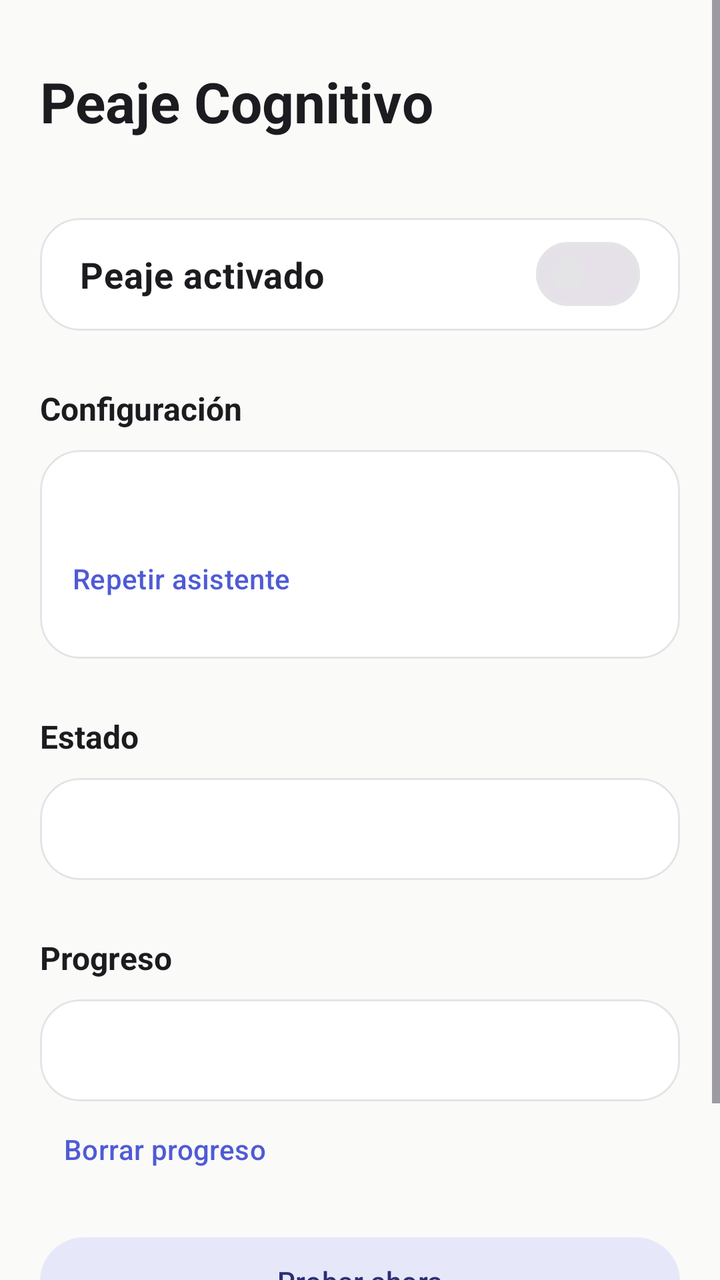
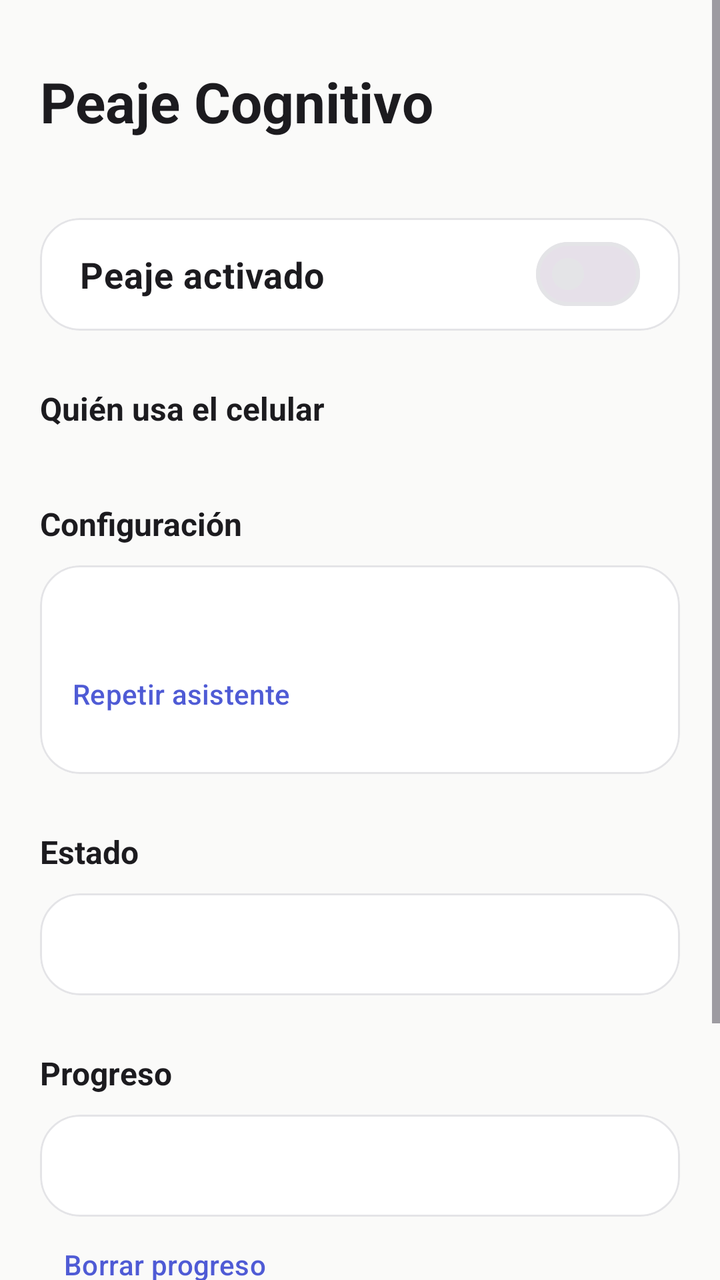

Screens rendered from an Android XML layout before and after an edit, with the pre-edit source and the edit as a unified diff.
<!-- AndroidManifest.xml: application theme Theme.PeajeCognitivo -->
<!-- res/layout/activity_main.xml -->
<?xml version="1.0" encoding="utf-8"?>
<ScrollView xmlns:android="http://schemas.android.com/apk/res/android"
    xmlns:app="http://schemas.android.com/apk/res-auto"
    android:layout_width="match_parent"
    android:layout_height="match_parent"
    android:background="@color/background"
    android:fillViewport="true">

    <LinearLayout
        android:layout_width="match_parent"
        android:layout_height="wrap_content"
        android:orientation="vertical"
        android:padding="20dp">

        
        <TextView
            android:layout_width="wrap_content"
            android:layout_height="wrap_content"
            android:layout_marginTop="12dp"
            android:text="Peaje Cognitivo"
            android:textColor="@color/text_primary"
            android:textSize="28sp"
            android:textStyle="bold" />

        <TextView
            android:id="@+id/tvVersion"
            android:layout_width="wrap_content"
            android:layout_height="wrap_content"
            android:layout_marginTop="2dp"
            android:layout_marginBottom="20dp"
            android:textColor="@color/text_hint"
            android:textSize="13sp" />

        
        <com.google.android.material.card.MaterialCardView
            style="?attr/materialCardViewOutlinedStyle"
            android:layout_width="match_parent"
            android:layout_height="wrap_content"
            app:cardBackgroundColor="@color/surface"
            app:cardCornerRadius="20dp"
            app:cardElevation="0dp"
            app:strokeColor="@color/outline"
            app:strokeWidth="1dp">

            <com.google.android.material.materialswitch.MaterialSwitch
                android:id="@+id/swActivo"
                android:layout_width="match_parent"
                android:layout_height="wrap_content"
                android:paddingHorizontal="20dp"
                android:paddingVertical="16dp"
                android:text="Peaje activado"
                android:textColor="@color/text_primary"
                android:textSize="18sp"
                android:textStyle="bold" />
        </com.google.android.material.card.MaterialCardView>

        
        <TextView
            style="@style/Text.Section"
            android:layout_width="wrap_content"
            android:layout_height="wrap_content"
            android:layout_marginTop="28dp"
            android:text="Configuración" />

        <com.google.android.material.card.MaterialCardView
            style="?attr/materialCardViewOutlinedStyle"
            android:layout_width="match_parent"
            android:layout_height="wrap_content"
            android:layout_marginTop="10dp"
            app:cardBackgroundColor="@color/surface"
            app:cardCornerRadius="20dp"
            app:cardElevation="0dp"
            app:strokeColor="@color/outline"
            app:strokeWidth="1dp">

            <LinearLayout
                android:layout_width="match_parent"
                android:layout_height="wrap_content"
                android:orientation="vertical"
                android:padding="16dp">

                <TextView
                    android:id="@+id/tvResumen"
                    android:layout_width="match_parent"
                    android:layout_height="wrap_content"
                    android:lineSpacingMultiplier="1.3"
                    android:textColor="@color/text_primary"
                    android:textSize="15sp" />

                <com.google.android.material.button.MaterialButton
                    android:id="@+id/btnAsistente"
                    style="@style/Widget.Material3.Button.TextButton"
                    android:layout_width="wrap_content"
                    android:layout_height="wrap_content"
                    android:layout_marginStart="-12dp"
                    android:layout_marginTop="4dp"
                    android:text="Repetir asistente" />
            </LinearLayout>
        </com.google.android.material.card.MaterialCardView>

        
        <TextView
            style="@style/Text.Section"
            android:layout_width="wrap_content"
            android:layout_height="wrap_content"
            android:layout_marginTop="28dp"
            android:text="Estado" />

        <com.google.android.material.card.MaterialCardView
            style="?attr/materialCardViewOutlinedStyle"
            android:layout_width="match_parent"
            android:layout_height="wrap_content"
            android:layout_marginTop="10dp"
            app:cardBackgroundColor="@color/surface"
            app:cardCornerRadius="20dp"
            app:cardElevation="0dp"
            app:strokeColor="@color/outline"
            app:strokeWidth="1dp">

            <TextView
                android:id="@+id/tvEstado"
                android:layout_width="match_parent"
                android:layout_height="wrap_content"
                android:lineSpacingMultiplier="1.25"
                android:padding="16dp"
                android:textColor="@color/text_secondary"
                android:textSize="14sp" />
        </com.google.android.material.card.MaterialCardView>

        
        <TextView
            style="@style/Text.Section"
            android:layout_width="wrap_content"
            android:layout_height="wrap_content"
            android:layout_marginTop="28dp"
            android:text="Progreso" />

        <com.google.android.material.card.MaterialCardView
            style="?attr/materialCardViewOutlinedStyle"
            android:layout_width="match_parent"
            android:layout_height="wrap_content"
            android:layout_marginTop="10dp"
            app:cardBackgroundColor="@color/surface"
            app:cardCornerRadius="20dp"
            app:cardElevation="0dp"
            app:strokeColor="@color/outline"
            app:strokeWidth="1dp">

            <TextView
                android:id="@+id/tvHistorial"
                android:layout_width="match_parent"
                android:layout_height="wrap_content"
                android:lineSpacingMultiplier="1.25"
                android:padding="16dp"
                android:textColor="@color/text_secondary"
                android:textSize="14sp" />
        </com.google.android.material.card.MaterialCardView>

        <com.google.android.material.button.MaterialButton
            android:id="@+id/btnBorrarHistorial"
            style="@style/Widget.Material3.Button.TextButton"
            android:layout_width="wrap_content"
            android:layout_height="wrap_content"
            android:text="Borrar progreso" />

        <com.google.android.material.button.MaterialButton
            android:id="@+id/btnTestOverlay"
            style="@style/Widget.Material3.Button.TonalButton"
            android:layout_width="match_parent"
            android:layout_height="wrap_content"
            android:layout_marginTop="16dp"
            android:minHeight="52dp"
            android:text="Probar ahora" />

        <com.google.android.material.button.MaterialButton
            android:id="@+id/btnMasAjustes"
            style="@style/Widget.Material3.Button.TextButton"
            android:layout_width="match_parent"
            android:layout_height="wrap_content"
            android:layout_marginTop="8dp"
            android:text="Más ajustes" />

        <LinearLayout
            android:id="@+id/llAvanzado"
            android:layout_width="match_parent"
            android:layout_height="wrap_content"
            android:orientation="vertical"
            android:visibility="gone">

        
        <TextView
            style="@style/Text.Section"
            android:layout_width="wrap_content"
            android:layout_height="wrap_content"
            android:layout_marginTop="28dp"
            android:text="Permisos" />

        <com.google.android.material.button.MaterialButton
            android:id="@+id/btnEnableOverlay"
            style="@style/Widget.Material3.Button.OutlinedButton"
            android:layout_width="match_parent"
            android:layout_height="wrap_content"
            android:layout_marginTop="10dp"
            android:minHeight="52dp"
            android:text="Dibujar sobre otras apps" />

        <com.google.android.material.button.MaterialButton
            android:id="@+id/btnUsoPermiso"
            style="@style/Widget.Material3.Button.OutlinedButton"
            android:layout_width="match_parent"
            android:layout_height="wrap_content"
            android:layout_marginTop="8dp"
            android:minHeight="52dp"
            android:text="Acceso a datos de uso" />

        
        <TextView
            style="@style/Text.Section"
            android:layout_width="wrap_content"
            android:layout_height="wrap_content"
            android:layout_marginTop="28dp"
            android:text="Apps vigiladas" />

        <com.google.android.material.chip.ChipGroup
            android:layout_width="match_parent"
            android:layout_height="wrap_content"
            android:layout_marginTop="8dp">

            <com.google.android.material.chip.Chip
                android:id="@+id/chAppYoutube"
                android:layout_width="wrap_content"
                android:layout_height="wrap_content"
                android:checkable="true"
                android:text="YouTube" />

            <com.google.android.material.chip.Chip
                android:id="@+id/chAppYoutubeKids"
                android:layout_width="wrap_content"
                android:layout_height="wrap_content"
                android:checkable="true"
                android:text="YouTube Kids" />

            <com.google.android.material.chip.Chip
                android:id="@+id/chAppTiktok"
                android:layout_width="wrap_content"
                android:layout_height="wrap_content"
                android:checkable="true"
                android:text="TikTok" />

            <com.google.android.material.chip.Chip
                android:id="@+id/chAppInstagram"
                android:layout_width="wrap_content"
                android:layout_height="wrap_content"
                android:checkable="true"
                android:text="Instagram" />
        </com.google.android.material.chip.ChipGroup>

        <TextView
            style="@style/Text.Caption"
            android:layout_width="wrap_content"
            android:layout_height="wrap_content"
            android:layout_marginTop="2dp"
            android:text="El ejercicio aparece sobre las apps marcadas." />

        
        <TextView
            style="@style/Text.Section"
            android:layout_width="wrap_content"
            android:layout_height="wrap_content"
            android:layout_marginTop="28dp"
            android:text="Tiempo entre ejercicios" />

        <LinearLayout
            android:layout_width="match_parent"
            android:layout_height="wrap_content"
            android:layout_marginTop="10dp"
            android:orientation="horizontal">

            <com.google.android.material.textfield.TextInputLayout
                style="?attr/textInputOutlinedStyle"
                android:layout_width="0dp"
                android:layout_height="wrap_content"
                android:layout_weight="1"
                android:hint="Min"
                app:boxCornerRadiusBottomEnd="16dp"
                app:boxCornerRadiusBottomStart="16dp"
                app:boxCornerRadiusTopEnd="16dp"
                app:boxCornerRadiusTopStart="16dp">

                <com.google.android.material.textfield.TextInputEditText
                    android:id="@+id/etMinutes"
                    android:layout_width="match_parent"
                    android:layout_height="wrap_content"
                    android:importantForAutofill="no"
                    android:inputType="number"
                    android:maxLength="3" />
            </com.google.android.material.textfield.TextInputLayout>

            <com.google.android.material.textfield.TextInputLayout
                style="?attr/textInputOutlinedStyle"
                android:layout_width="0dp"
                android:layout_height="wrap_content"
                android:layout_marginStart="8dp"
                android:layout_weight="1"
                android:hint="Seg"
                app:boxCornerRadiusBottomEnd="16dp"
                app:boxCornerRadiusBottomStart="16dp"
                app:boxCornerRadiusTopEnd="16dp"
                app:boxCornerRadiusTopStart="16dp">

                <com.google.android.material.textfield.TextInputEditText
                    android:id="@+id/etSeconds"
                    android:layout_width="match_parent"
                    android:layout_height="wrap_content"
                    android:importantForAutofill="no"
                    android:inputType="number"
                    android:maxLength="2" />
            </com.google.android.material.textfield.TextInputLayout>

            <com.google.android.material.textfield.TextInputLayout
                style="?attr/textInputOutlinedStyle"
                android:layout_width="0dp"
                android:layout_height="wrap_content"
                android:layout_marginStart="8dp"
                android:layout_weight="1.4"
                android:hint="Seguidos"
                app:boxCornerRadiusBottomEnd="16dp"
                app:boxCornerRadiusBottomStart="16dp"
                app:boxCornerRadiusTopEnd="16dp"
                app:boxCornerRadiusTopStart="16dp">

                <com.google.android.material.textfield.TextInputEditText
                    android:id="@+id/etSerie"
                    android:layout_width="match_parent"
                    android:layout_height="wrap_content"
                    android:importantForAutofill="no"
                    android:inputType="number"
                    android:maxLength="2" />
            </com.google.android.material.textfield.TextInputLayout>
        </LinearLayout>

        <com.google.android.material.button.MaterialButton
            android:id="@+id/btnSaveInterval"
            android:layout_width="match_parent"
            android:layout_height="wrap_content"
            android:layout_marginTop="4dp"
            android:minHeight="52dp"
            android:text="Guardar" />

        <TextView
            android:id="@+id/tvIntervalCurrent"
            style="@style/Text.Caption"
            android:layout_width="wrap_content"
            android:layout_height="wrap_content"
            android:layout_marginTop="8dp" />

        <com.google.android.material.materialswitch.MaterialSwitch
            android:id="@+id/swSoloReproduciendo"
            android:layout_width="match_parent"
            android:layout_height="wrap_content"
            android:layout_marginTop="8dp"
            android:text="Contar solo mientras suena audio"
            android:textColor="@color/text_primary"
            android:textSize="15sp" />

        
        <TextView
            style="@style/Text.Section"
            android:layout_width="wrap_content"
            android:layout_height="wrap_content"
            android:layout_marginTop="28dp"
            android:text="Tipos de ejercicio" />

        <com.google.android.material.chip.ChipGroup
            android:layout_width="match_parent"
            android:layout_height="wrap_content"
            android:layout_marginTop="8dp">

            <com.google.android.material.chip.Chip
                android:id="@+id/cbSuma"
                android:layout_width="wrap_content"
                android:layout_height="wrap_content"
                android:checkable="true"
                android:text="Sumas" />

            <com.google.android.material.chip.Chip
                android:id="@+id/cbResta"
                android:layout_width="wrap_content"
                android:layout_height="wrap_content"
                android:checkable="true"
                android:text="Restas" />

            <com.google.android.material.chip.Chip
                android:id="@+id/cbContar"
                android:layout_width="wrap_content"
                android:layout_height="wrap_content"
                android:checkable="true"
                android:text="Contar" />
        </com.google.android.material.chip.ChipGroup>

        
        <com.google.android.material.chip.ChipGroup
            android:id="@+id/cgModulos"
            android:layout_width="match_parent"
            android:layout_height="wrap_content" />

        <TextView
            style="@style/Text.Caption"
            android:layout_width="wrap_content"
            android:layout_height="wrap_content"
            android:layout_marginTop="4dp"
            android:text="Si elegís varios, salen mezclados." />

        
        <TextView
            style="@style/Text.Section"
            android:layout_width="wrap_content"
            android:layout_height="wrap_content"
            android:layout_marginTop="28dp"
            android:text="Dificultad" />

        <com.google.android.material.chip.ChipGroup
            android:id="@+id/cgNivel"
            android:layout_width="match_parent"
            android:layout_height="wrap_content"
            android:layout_marginTop="8dp"
            app:selectionRequired="true"
            app:singleSelection="true">

            <com.google.android.material.chip.Chip
                android:id="@+id/chNivel1"
                android:layout_width="wrap_content"
                android:layout_height="wrap_content"
                android:checkable="true"
                android:text="Fácil" />

            <com.google.android.material.chip.Chip
                android:id="@+id/chNivel2"
                android:layout_width="wrap_content"
                android:layout_height="wrap_content"
                android:checkable="true"
                android:text="Medio" />

            <com.google.android.material.chip.Chip
                android:id="@+id/chNivel3"
                android:layout_width="wrap_content"
                android:layout_height="wrap_content"
                android:checkable="true"
                android:text="Difícil" />
        </com.google.android.material.chip.ChipGroup>

        
        <com.google.android.material.chip.Chip
            android:id="@+id/cbVoz"
            android:layout_width="wrap_content"
            android:layout_height="wrap_content"
            android:layout_marginTop="12dp"
            android:checkable="true"
            android:text="Leer en voz alta" />

        
        <com.google.android.material.button.MaterialButton
            android:id="@+id/btnPin"
            style="@style/Widget.Material3.Button.OutlinedButton"
            android:layout_width="match_parent"
            android:layout_height="wrap_content"
            android:layout_marginTop="24dp"
            android:minHeight="52dp"
            android:text="Cambiar PIN de padres" />

        <com.google.android.material.button.MaterialButton
            android:id="@+id/btnModulos"
            style="@style/Widget.Material3.Button.OutlinedButton"
            android:layout_width="match_parent"
            android:layout_height="wrap_content"
            android:layout_marginTop="8dp"
            android:minHeight="52dp"
            android:text="Importar módulos" />

        <com.google.android.material.button.MaterialButton
            android:id="@+id/btnVerRegistro"
            style="@style/Widget.Material3.Button.TextButton"
            android:layout_width="wrap_content"
            android:layout_height="wrap_content"
            android:text="Ver registro (diagnóstico)" />

        <TextView
            style="@style/Text.Caption"
            android:layout_width="match_parent"
            android:layout_height="wrap_content"
            android:layout_marginTop="20dp"
            android:layout_marginBottom="16dp"
            android:lineSpacingMultiplier="1.3"
            android:text="1. Dar los dos permisos\n2. Elegir tiempo y tipos de ejercicio\n3. Abrir YouTube: el ejercicio aparece pasado el tiempo elegido" />

        </LinearLayout>

    </LinearLayout>
</ScrollView>
<!-- resources referenced by this layout -->
<resources>
  <color name="background">#FFFAFAF9</color>
  <color name="outline">#FFE4E4E7</color>
  <color name="surface">#FFFFFFFF</color>
  <color name="text_hint">#FF9A9AA5</color>
  <color name="text_primary">#FF1C1B1F</color>
  <color name="text_secondary">#FF6B6B76</color>
  <style name="Text.Caption" parent="">
          <item name="android:textColor">@color/text_secondary</item>
          <item name="android:textSize">13sp</item>
      </style>
  <style name="Text.Section" parent="">
          <item name="android:textColor">@color/text_primary</item>
          <item name="android:textSize">16sp</item>
          <item name="android:textStyle">bold</item>
      </style>
  <style name="Theme.PeajeCognitivo" parent="Theme.Material3.Light.NoActionBar">
          <item name="colorPrimary">@color/accent</item>
          <item name="colorOnPrimary">@color/white</item>
          <item name="colorPrimaryContainer">@color/accent_container</item>
          <item name="colorOnPrimaryContainer">@color/accent_on_container</item>
          <item name="colorSecondaryContainer">@color/accent_container</item>
          <item name="colorOnSecondaryContainer">@color/accent_on_container</item>
          <item name="colorSurface">@color/surface</item>
          <item name="colorOutline">@color/outline</item>
          <item name="android:colorBackground">@color/background</item>
          <item name="android:statusBarColor">@color/background</item>
          <item name="android:navigationBarColor">@color/background</item>
          <item name="android:windowLightStatusBar">true</item>
          <item name="chipStyle">@style/Widget.Peaje.Chip</item>
      </style>
  <color name="accent">#FF4F5BD5</color>
  <color name="white">#FFFFFFFF</color>
  <color name="accent_container">#FFE6E8FA</color>
  <color name="accent_on_container">#FF2A2F73</color>
  <style name="Widget.Peaje.Chip" parent="Widget.Material3.Chip.Filter">
          <item name="shapeAppearanceOverlay">@style/ShapeAppearance.Peaje.Pill</item>
          <item name="chipMinHeight">40dp</item>
          <item name="chipStrokeColor">@color/outline</item>
          <item name="closeIcon">@drawable/ic_close</item>
      </style>
  <style name="ShapeAppearance.Peaje.Pill" parent="">
          <item name="cornerFamily">rounded</item>
          <item name="cornerSize">50%</item>
      </style>
  <!-- drawable ic_close (drawable) -->
  <vector xmlns:android="http://schemas.android.com/apk/res/android"
      android:width="18dp"
      android:height="18dp"
      android:viewportWidth="24"
      android:viewportHeight="24">
      <path
          android:fillColor="#FF6B6B76"
          android:pathData="M19,6.41L17.59,5 12,10.59 6.41,5 5,6.41 10.59,12 5,17.59 6.41,19 12,13.41 17.59,19 19,17.59 13.41,12z" />
  </vector>
</resources>

<!-- the commit's change to res/layout/activity_main.xml (unified diff, before → after) -->
@@ -53,6 +53,22 @@
                 android:textSize="18sp"
                 android:textStyle="bold" />
         </com.google.android.material.card.MaterialCardView>
+
+        
+        <TextView
+            style="@style/Text.Section"
+            android:layout_width="wrap_content"
+            android:layout_height="wrap_content"
+            android:layout_marginTop="28dp"
+            android:text="Quién usa el celular" />
+
+        <com.google.android.material.chip.ChipGroup
+            android:id="@+id/cgNinos"
+            android:layout_width="match_parent"
+            android:layout_height="wrap_content"
+            android:layout_marginTop="8dp"
+            app:selectionRequired="true"
+            app:singleSelection="true" />
 
         
         <TextView
@@ -458,6 +474,14 @@
             android:checkable="true"
             android:text="Leer en voz alta" />
 
+        <com.google.android.material.button.MaterialButton
+            android:id="@+id/btnQuitarNino"
+            style="@style/Widget.Material3.Button.TextButton"
+            android:layout_width="wrap_content"
+            android:layout_height="wrap_content"
+            android:layout_marginTop="16dp"
+            android:text="Quitar este niño" />
+
         
         <com.google.android.material.button.MaterialButton
             android:id="@+id/btnPin"
